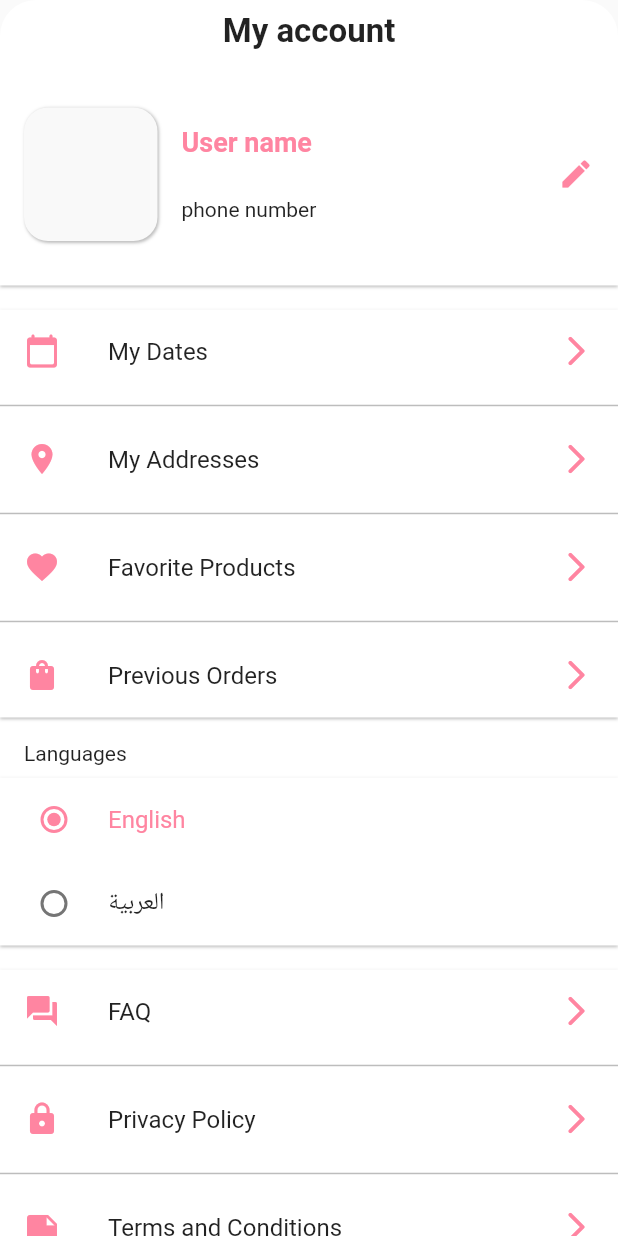
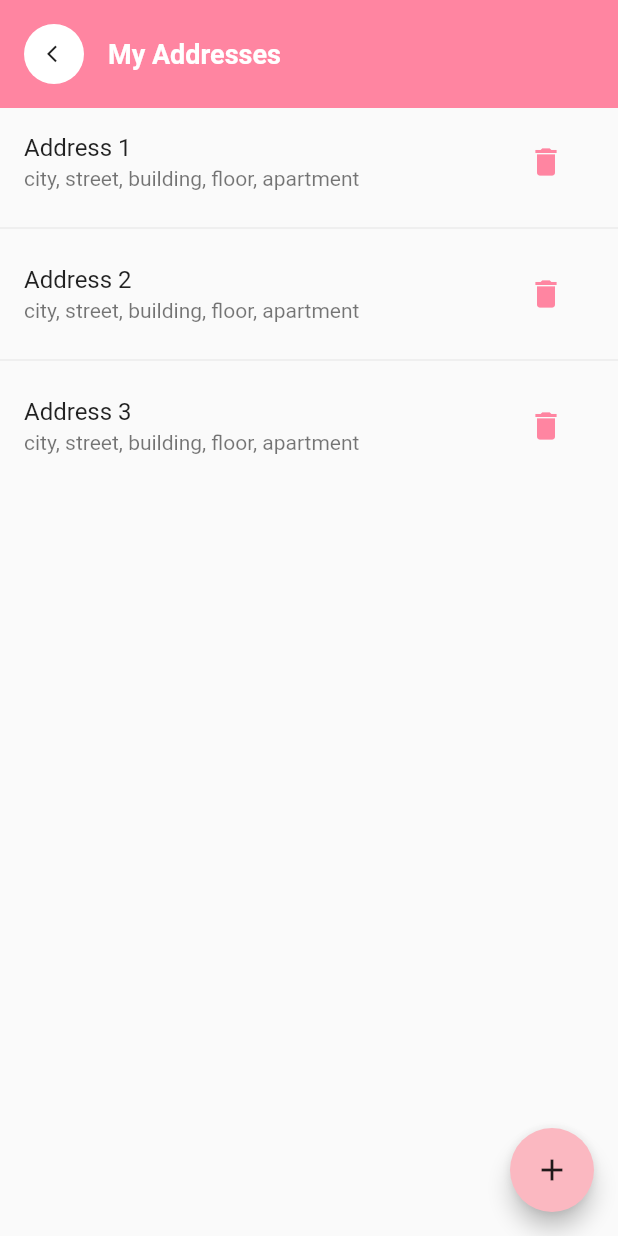
Before and after one commit to daostech/Faya-Clinic, a Flutter app: the MyAccountScreen widget shown alone on an empty page, opened directly, after a tap on "My Addresses", on a phone screen of 412 x 824 dp. Run offline on Flutter 3.47's test engine with Material 2 defaults, Android fonts, the phone set to English and light mode, and no system bars; our stand-ins replace cached_network_image, carousel_slider, cloud_firestore, easy_localization, email_validator, firebase_auth and 6 more; accounts and stored records are empty; network calls fail.

Commit message:
added user addresses + add new address UIs

```diff
--- a/assets/languages/ar.json
+++ b/assets/languages/ar.json
@@ -27,6 +27,8 @@
     "header_order_note" : "Your note",
     "header_checkout" : "Checkout",
     "header_profile" : "Profile",
+    "header_my_addresses" : "My Addresses",
+    "header_add_addresses" : "Add Address",
 
     "tab_team" : "Team",
     "tab_sections" : "Sections",
--- a/assets/languages/en.json
+++ b/assets/languages/en.json
@@ -27,6 +27,8 @@
     "header_order_note" : "Your note",
     "header_checkout" : "Checkout",
     "header_profile" : "Profile",
+    "header_my_addresses" : "My Addresses",
+    "header_add_addresses" : "Add Address",
 
     "tab_team" : "Team",
     "tab_sections" : "Sections",
--- a/lib/dummy.dart
+++ b/lib/dummy.dart
@@ -1,3 +1,4 @@
+import 'package:faya_clinic/models/address.dart';
 import 'package:faya_clinic/models/payment_method.dart';
 import 'package:faya_clinic/models/shipping_method.dart';
 
@@ -15,4 +16,40 @@ class DummyData {
     PaymentMethod(id: "1", method: "Razorpay", image: ""),
     PaymentMethod(id: "1", method: "stripe", image: ""),
   ];
+
+  static List<Address> userAddresses = [
+    Address(
+      id: "1",
+      label: "Address 1",
+      city: "city",
+      country: "country",
+      zipCode: 33000,
+      street: "street",
+      apartment: "apartment",
+      block: "block",
+      formatted: "city, street, building, floor, apartment",
+    ),
+    Address(
+      id: "2",
+      label: "Address 2",
+      city: "city2",
+      country: "country2",
+      zipCode: 33000,
+      street: "street2",
+      apartment: "apartment2",
+      block: "block2",
+      formatted: "city, street, building, floor, apartment",
+    ),
+    Address(
+      id: "3",
+      label: "Address 3",
+      city: "city3",
+      country: "country3",
+      zipCode: 33000,
+      street: "street3",
+      apartment: "apartment3",
+      block: "block3",
+      formatted: "city, street, building, floor, apartment",
+    ),
+  ];
 }
--- /dev/null
+++ b/lib/models/address.dart
@@ -0,0 +1,53 @@
+import 'dart:convert';
+
+Address addressFromJson(String str) => Address.fromJson(json.decode(str));
+
+String addressToJson(Address data) => json.encode(data.toJson());
+
+class Address {
+  Address({
+    this.id,
+    this.label,
+    this.country,
+    this.city,
+    this.apartment,
+    this.street,
+    this.block,
+    this.zipCode,
+    this.formatted,
+  });
+
+  String id;
+  String label;
+  String country;
+  String city;
+  String apartment;
+  String street;
+  String block;
+  int zipCode;
+  String formatted;
+
+  factory Address.fromJson(Map<String, dynamic> json) => Address(
+        id: json["id"],
+        label: json["label"],
+        country: json["country"],
+        city: json["city"],
+        apartment: json["apartment"],
+        street: json["street"],
+        block: json["block"],
+        zipCode: json["zipCode"],
+        formatted: json["formatted"],
+      );
+
+  Map<String, dynamic> toJson() => {
+        "id": id,
+        "label": label,
+        "country": country,
+        "city": city,
+        "apartment": apartment,
+        "street": street,
+        "block": block,
+        "zipCode": zipCode,
+        "formatted": formatted,
+      };
+}
--- a/lib/screens/account.dart
+++ b/lib/screens/account.dart
@@ -1,5 +1,6 @@
 import 'package:faya_clinic/constants/constants.dart';
 import 'package:faya_clinic/screens/profile_screen.dart';
+import 'package:faya_clinic/screens/user_addresses.dart';
 import 'package:faya_clinic/utils/trans_util.dart';
 import 'package:faya_clinic/widgets/section_corner_container.dart';
 import 'package:flutter/material.dart';
@@ -164,7 +165,7 @@ class _MyAccountScreenState extends State<MyAccountScreen> {
                     title: TransUtil.trans("list_item_my_addresses"),
                     leading: Icons.location_on,
                     withDivider: true,
-                    onTap: () {},
+                    onTap: () => Navigator.of(context).push(MaterialPageRoute(builder: (builder) => UserAddresses())),
                   ),
                   _buildListItem(
                     title: TransUtil.trans("list_item_fav_products"),
--- /dev/null
+++ b/lib/screens/user_addresses.dart
@@ -0,0 +1,65 @@
+import 'package:faya_clinic/constants/constants.dart';
+import 'package:faya_clinic/dummy.dart';
+import 'package:faya_clinic/screens/add_address_screen.dart';
+import 'package:faya_clinic/utils/trans_util.dart';
+import 'package:faya_clinic/widgets/app_bar_standard.dart';
+import 'package:flutter/material.dart';
+
+class UserAddresses extends StatelessWidget {
+  const UserAddresses({Key key}) : super(key: key);
+
+  @override
+  Widget build(BuildContext context) {
+    final _userAddresses = DummyData.userAddresses;
+    return Scaffold(
+      floatingActionButton: FloatingActionButton(
+        onPressed: () => Navigator.of(context).push(MaterialPageRoute(builder: (builder) => AddAddressScreen())),
+        child: Icon(
+          Icons.add,
+          color: Colors.black87,
+        ),
+      ),
+      body: Column(
+        children: [
+          Column(
+            // app bar container
+            mainAxisSize: MainAxisSize.min,
+            children: [
+              AppBarStandard(
+                title: TransUtil.trans("header_my_addresses"),
+              ),
+              Container(
+                width: double.infinity,
+                color: colorPrimary,
+              ),
+            ],
+          ),
+          Expanded(
+            child: ListView.separated(
+              itemCount: _userAddresses.length,
+              padding: const EdgeInsets.all(0),
+              itemBuilder: (ctx, index) {
+                return ListTile(
+                  title: Text(_userAddresses[index].label),
+                  subtitle: Text(_userAddresses[index].formatted),
+                  trailing: TextButton(
+                    onPressed: () {},
+                    child: Icon(
+                      Icons.delete,
+                      color: colorPrimary,
+                    ),
+                  ),
+                );
+              },
+              separatorBuilder: (ctx, index) {
+                return Divider(
+                  thickness: 0.5,
+                );
+              },
+            ),
+          ),
+        ],
+      ),
+    );
+  }
+}
```
Also changed, not shown: lib/screens/add_address_screen.dart (added, +86 -0 lines).
